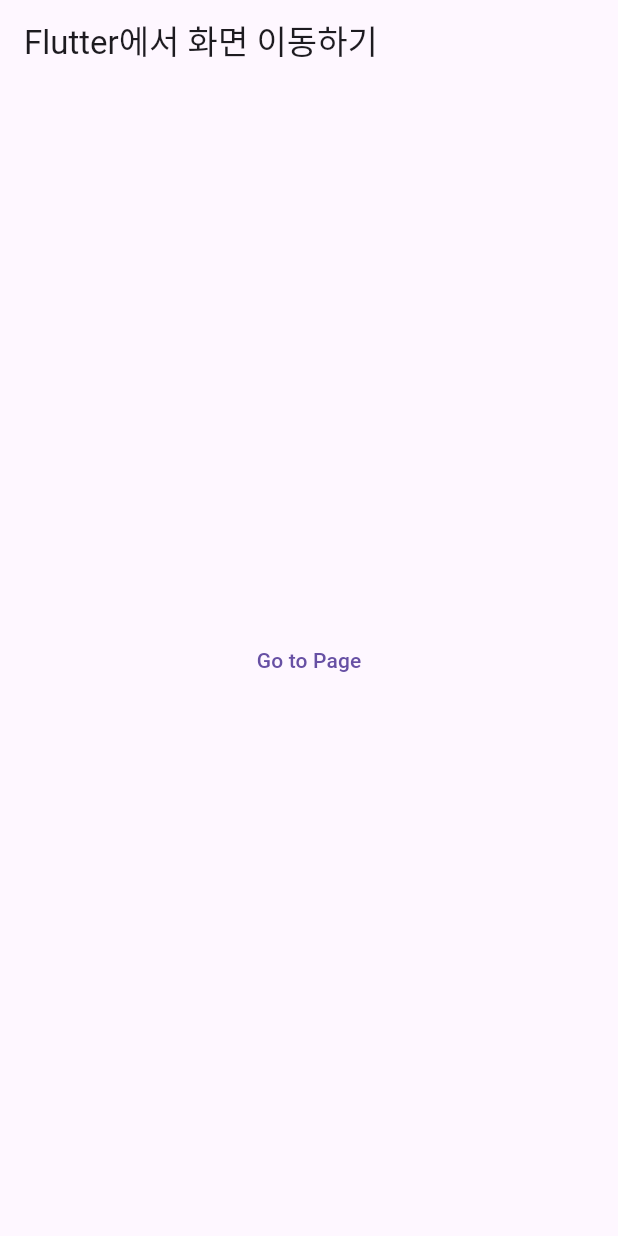
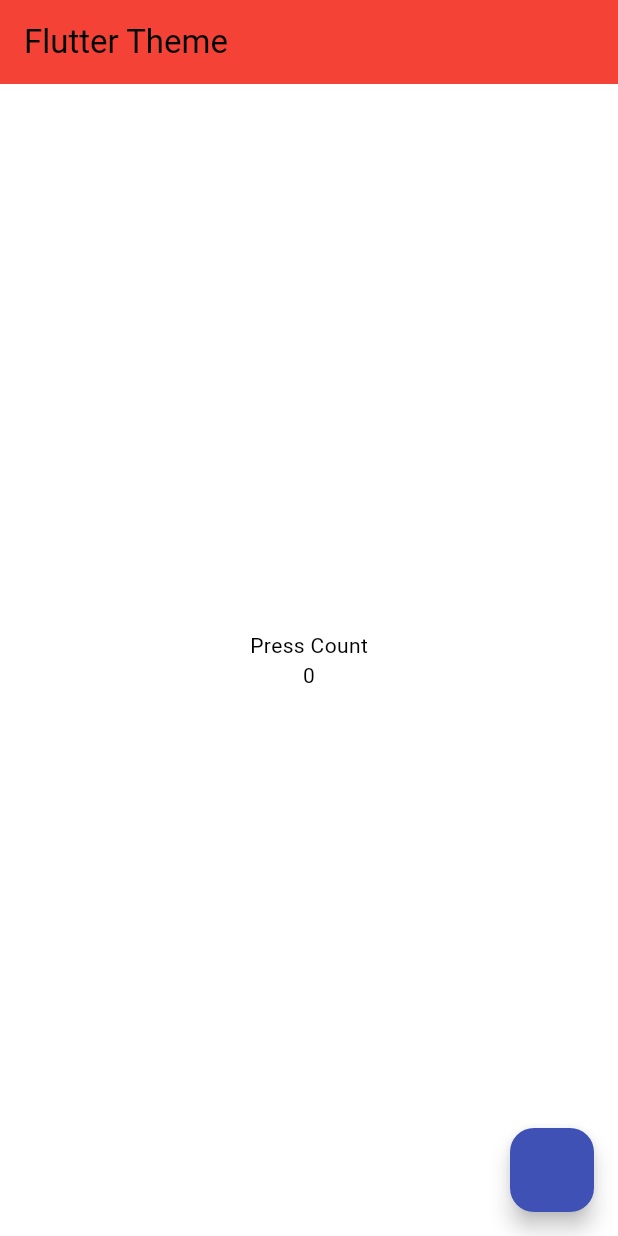
Before and after one commit to kamja44/Dart_Flutter, a Flutter app: the screen it shows after launch, on a phone screen of 412 x 824 dp. Run offline on Flutter 3.47's test engine with Material 3 defaults, Android fonts, the phone set to English and light mode, and no system bars; our stand-ins replace go_router.

Commit message:
appbartheme, ColorScheme.light

```diff
--- a/flutter_study/lib/main.dart
+++ b/flutter_study/lib/main.dart
@@ -6,34 +6,53 @@ const assetsPath = "assets/images";
 const bannerImage = "$assetsPath/빵빵.jpg";
 
 void main() {
-  runApp(MaterialApp.router(
-    routerConfig: GoRouter(initialLocation: "/", routes: [
-      GoRoute(
-          path: "/", name: "home", builder: (context, _) => const HomeWidget()),
-      GoRoute(
-          path: "/new", name: "new", builder: (context, _) => const NewPage()),
-      GoRoute(
-          path: "/new1",
-          name: "new2",
-          builder: (context, _) => const NewPage2()),
-    ]),
-  ));
+  runApp(
+    MaterialApp(
+      home: const HomeWidget(),
+      theme: ThemeData(
+        colorScheme: const ColorScheme.light(
+          primary: Colors.indigo,
+          secondary: Colors.green,
+          tertiary: Colors.yellow,
+        ),
+        appBarTheme: const AppBarTheme(
+          backgroundColor: Colors.red,
+        ),
+      ),
+    ),
+  );
 }
 
-class HomeWidget extends StatelessWidget {
+class HomeWidget extends StatefulWidget {
   const HomeWidget({super.key});
 
+  @override
+  State<HomeWidget> createState() => _HomeWidgetState();
+}
+
+class _HomeWidgetState extends State<HomeWidget> {
+  int count = 0;
   @override
   Widget build(BuildContext context) {
     return Scaffold(
       appBar: AppBar(
-        title: const Text("Flutter에서 화면 이동하기"),
+        title: const Text("Flutter Theme"),
       ),
       body: Center(
-        child: TextButton(
-          onPressed: () => context.pushNamed("new"),
-          child: const Text("Go to Page"),
+        child: Column(
+          mainAxisSize: MainAxisSize.min,
+          children: [
+            const Text("Press Count"),
+            Text("$count"),
+          ],
         ),
+      ),
+      floatingActionButton: FloatingActionButton(
+        onPressed: () {
+          setState(() {
+            count++;
+          });
+        },
       ),
     );
   }
```
